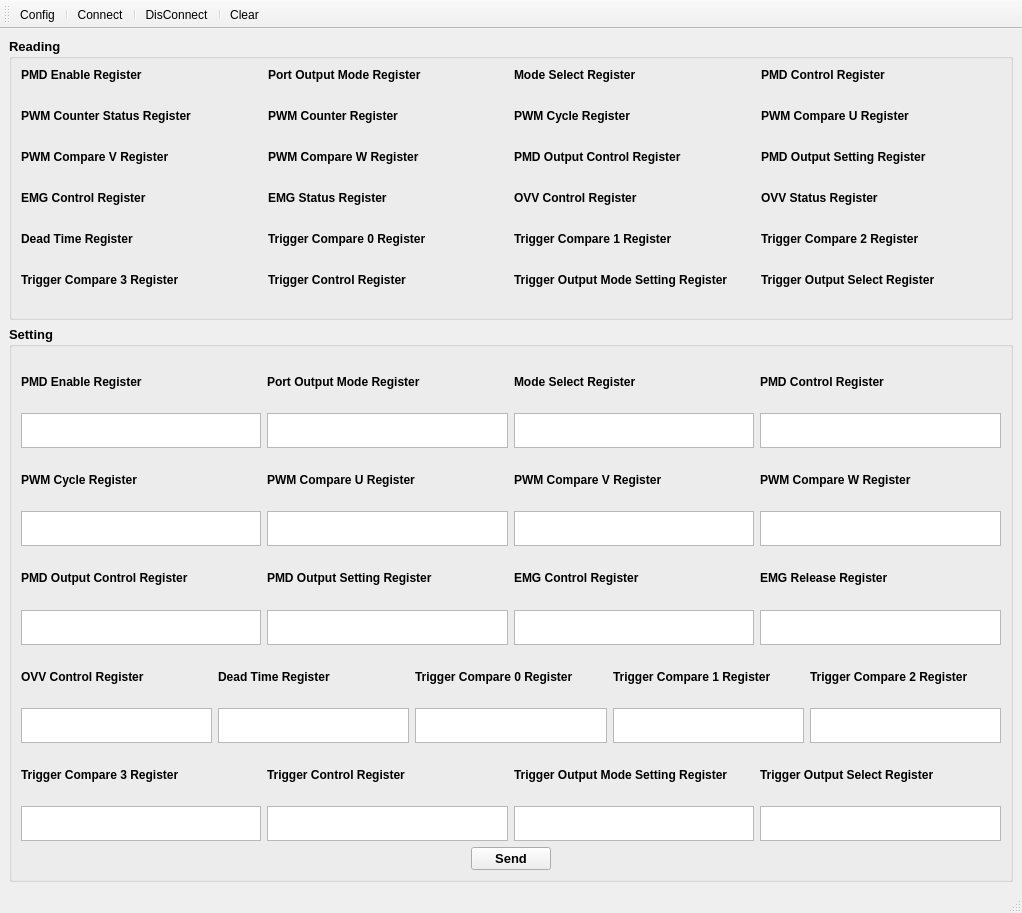
Qt form mainwindow.ui (eman-moustafa/ACInverter) before a commit.
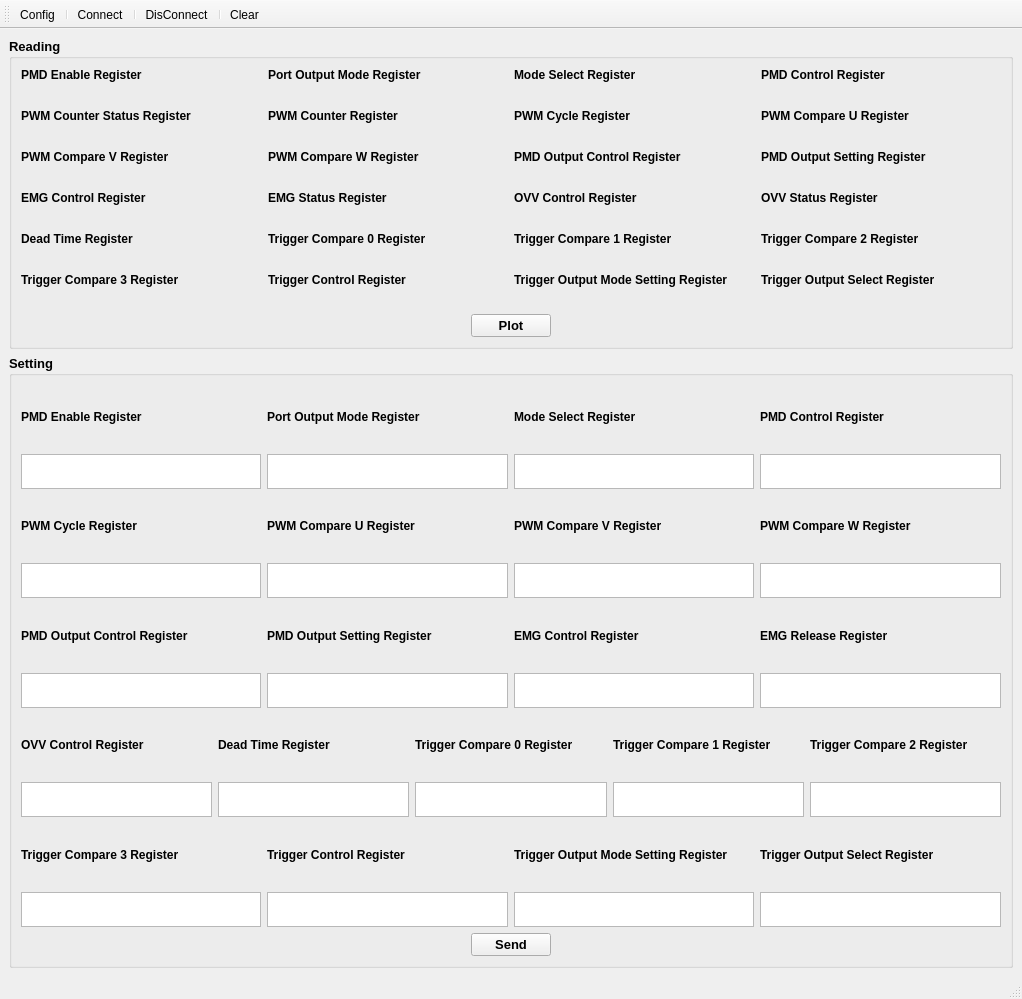
The same form after that commit. Icons and pictures are not drawn.

What changed in the file:
```diff
--- a/mainwindow.ui
+++ b/mainwindow.ui
@@ -7,7 +7,7 @@
     <x>0</x>
     <y>0</y>
     <width>1022</width>
-    <height>913</height>
+    <height>999</height>
    </rect>
   </property>
   <property name="windowTitle">
@@ -16,7 +16,7 @@
   <widget class="QWidget" name="centralwidget">
    <layout class="QGridLayout" name="gridLayout_3">
     <item row="0" column="0">
-     <layout class="QVBoxLayout" name="verticalLayout_32">
+     <layout class="QVBoxLayout" name="verticalLayout_40">
       <item>
        <widget class="QGroupBox" name="groupBox">
         <property name="font">
@@ -31,6 +31,8 @@
         </property>
         <layout class="QGridLayout" name="gridLayout">
          <item row="0" column="0">
+          <layout class="QVBoxLayout" name="verticalLayout_32">
+           <item>
           <layout class="QVBoxLayout" name="verticalLayout_25">
            <item>
             <layout class="QHBoxLayout" name="horizontalLayout">
@@ -821,6 +823,45 @@
                 </widget>
                </item>
               </layout>
+               </item>
+              </layout>
+             </item>
+            </layout>
+           </item>
+           <item>
+            <layout class="QHBoxLayout" name="horizontalLayout_13">
+             <item>
+              <spacer name="horizontalSpacer_3">
+               <property name="orientation">
+                <enum>Qt::Horizontal</enum>
+               </property>
+               <property name="sizeHint" stdset="0">
+                <size>
+                 <width>40</width>
+                 <height>20</height>
+                </size>
+               </property>
+              </spacer>
+             </item>
+             <item>
+              <widget class="QPushButton" name="btn_plot">
+               <property name="text">
+                <string>Plot</string>
+               </property>
+              </widget>
+             </item>
+             <item>
+              <spacer name="horizontalSpacer_4">
+               <property name="orientation">
+                <enum>Qt::Horizontal</enum>
+               </property>
+               <property name="sizeHint" stdset="0">
+                <size>
+                 <width>40</width>
+                 <height>20</height>
+                </size>
+               </property>
+              </spacer>
              </item>
             </layout>
            </item>
```
Lines whose indentation alone changed are shown as unchanged.
